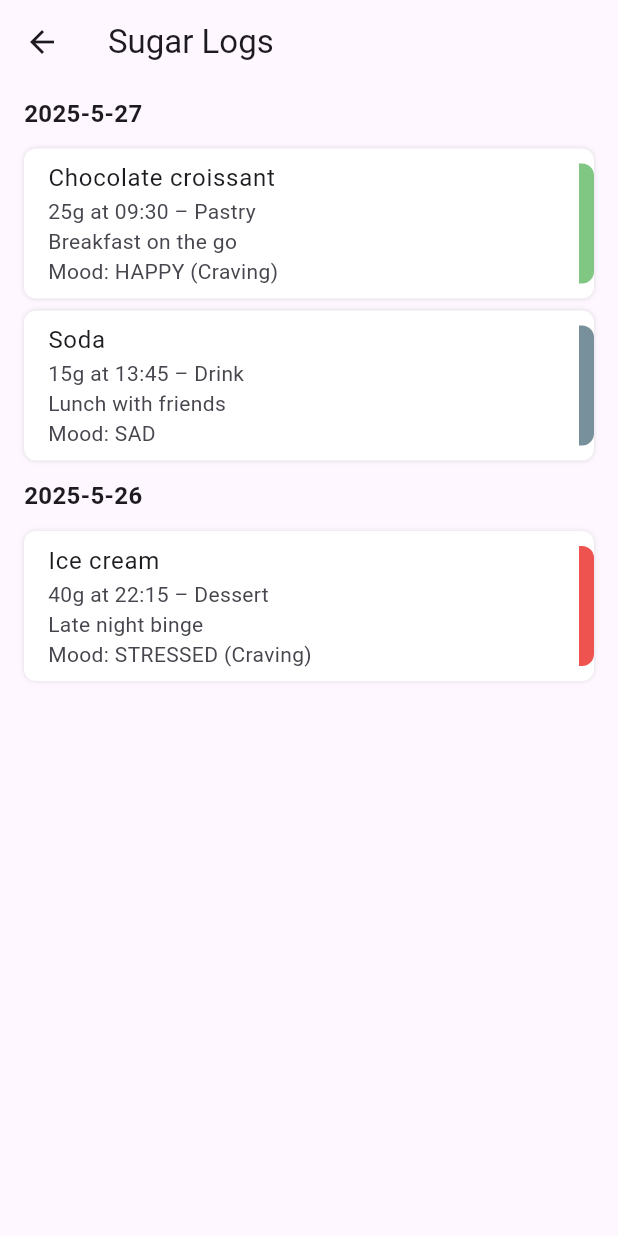
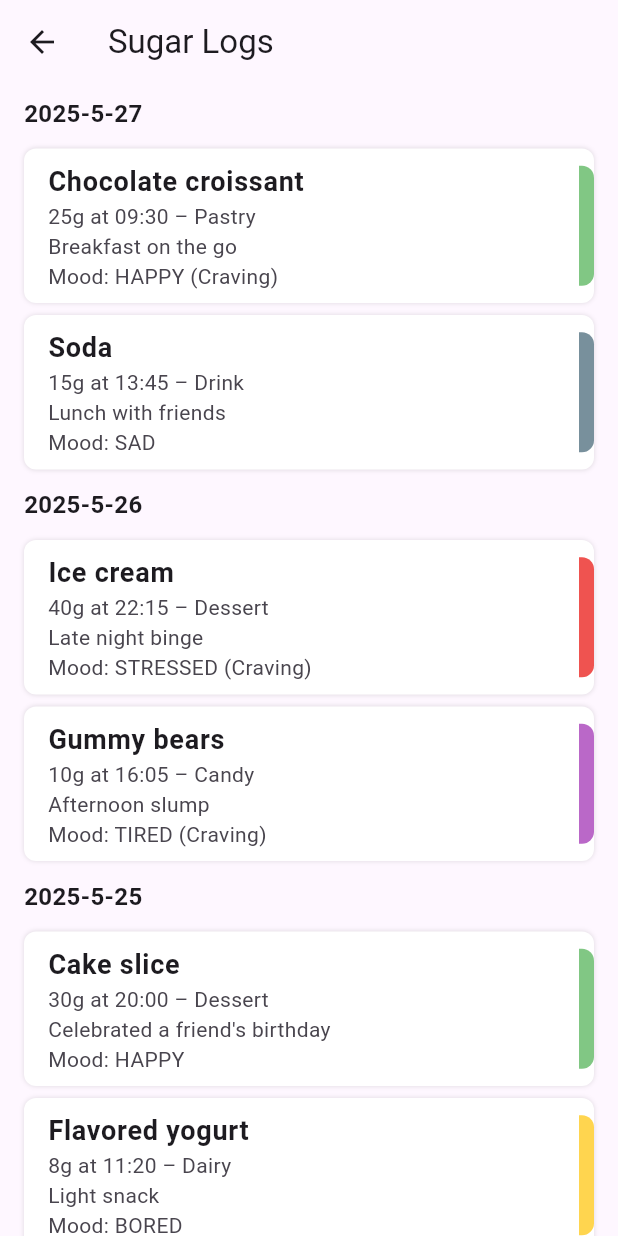
Before and after one commit to vladmester2002/gust-fe, a Flutter app: the SugarLogPage screen opened by its route, on a phone screen of 412 x 824 dp. Run offline on Flutter 3.47's test engine with Material 3 defaults, Android fonts, the phone set to English and light mode, and no system bars.

Commit message:
larger bold title

```diff
--- a/gust_fe/lib/SugarLogPage.dart
+++ b/gust_fe/lib/SugarLogPage.dart
@@ -79,7 +79,13 @@ class SugarLogPage extends StatelessWidget {
         children: [
           Expanded(
             child: ListTile(
-              title: Text(log.productName),
+              title: Text(
+              log.productName,
+              style: TextStyle(
+                fontSize: 18,
+                fontWeight: FontWeight.bold,
+              ),
+            ),
               subtitle: Text(
                 '${log.sugarGrams}g at ${log.hour.toString().padLeft(2, '0')}:${log.minute.toString().padLeft(2, '0')} – ${log.sugarType}\n${log.contextNote}\nMood: ${log.emotion.name.toUpperCase()} ${log.wasCraving ? "(Craving)" : ""}',
               ),
--- a/gust_fe/lib/main.dart
+++ b/gust_fe/lib/main.dart
@@ -61,7 +61,60 @@
     location: "Home",
     wasCraving: true,
   ),
+  SugarLog(
+    id: 4,
+    sugarGrams: 10,
+    date: DateTime(2025, 5, 26),
+    hour: 16,
+    minute: 5,
+    productName: "Gummy bears",
+    sugarType: "Candy",
+    contextNote: "Afternoon slump",
+    emotion: Emotion.tired,
+    location: "Office",
+    wasCraving: true,
+  ),
+  SugarLog(
+    id: 5,
+    sugarGrams: 30,
+    date: DateTime(2025, 5, 25),
+    hour: 20,
+    minute: 0,
+    productName: "Cake slice",
+    sugarType: "Dessert",
+    contextNote: "Celebrated a friend's birthday",
+    emotion: Emotion.happy,
+    location: "Friend's house",
+    wasCraving: false,
+  ),
+  SugarLog(
+    id: 6,
+    sugarGrams: 8,
+    date: DateTime(2025, 5, 25),
+    hour: 11,
+    minute: 20,
+    productName: "Flavored yogurt",
+    sugarType: "Dairy",
+    contextNote: "Light snack",
+    emotion: Emotion.bored,
+    location: "Kitchen",
+    wasCraving: false,
+  ),
+  SugarLog(
+    id: 7,
+    sugarGrams: 18,
+    date: DateTime(2025, 5, 24),
+    hour: 14,
+    minute: 50,
+    productName: "Sweet iced tea",
+    sugarType: "Drink",
+    contextNote: "Chilling after a walk",
+    emotion: Emotion.neutral,
+    location: "Park bench",
+    wasCraving: false,
+  ),
 ];
+
 
 
 class MyApp extends StatelessWidget {
```
